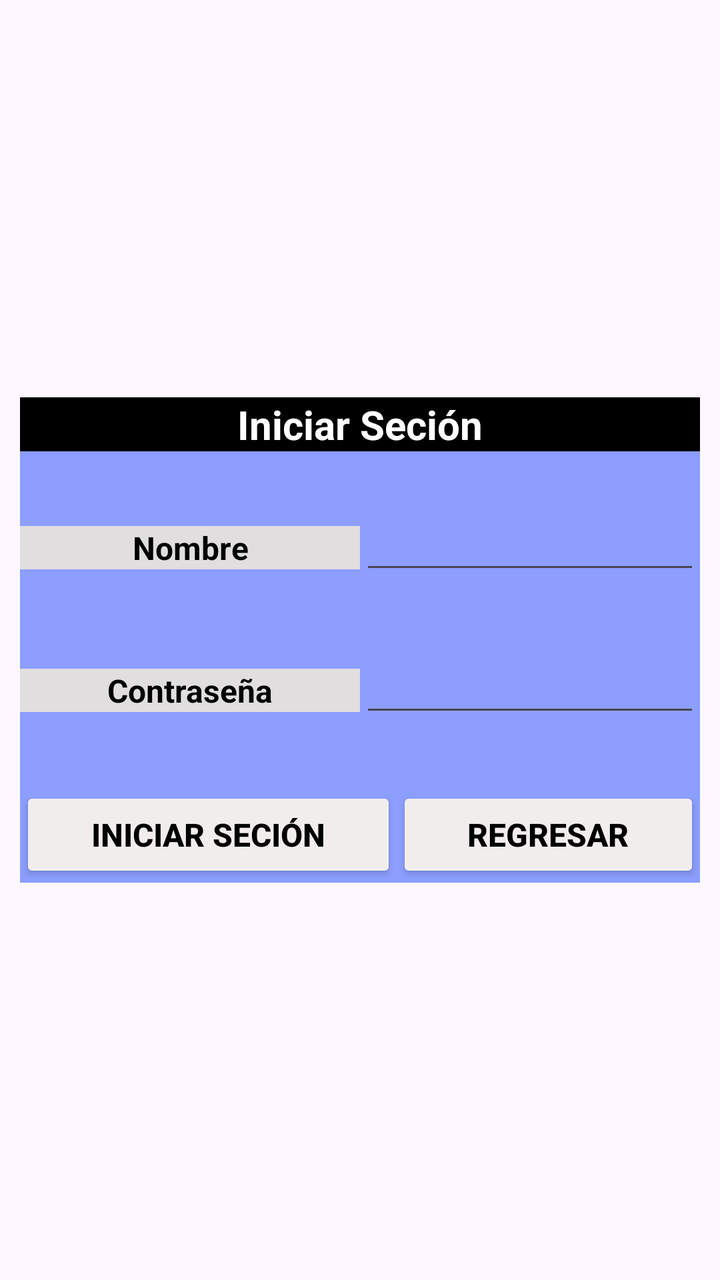
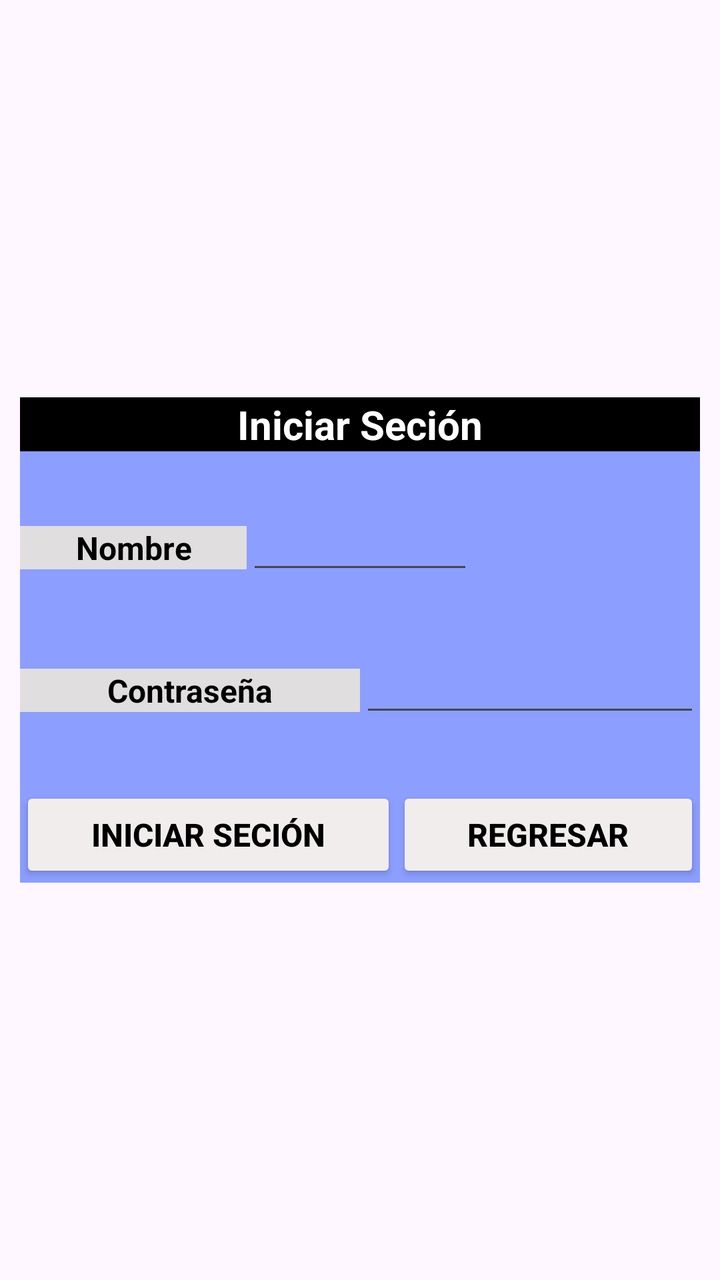

An Android layout rendered at two revisions. The XML below is the earlier revision; the diff shows what the commit changed to produce the second picture.
<!-- AndroidManifest.xml: application theme Theme.Titulacion -->
<!-- res/layout/activity_iniciar_s.xml -->
<?xml version="1.0" encoding="utf-8"?>
<androidx.constraintlayout.widget.ConstraintLayout xmlns:android="http://schemas.android.com/apk/res/android"
    xmlns:app="http://schemas.android.com/apk/res-auto"
    xmlns:tools="http://schemas.android.com/tools"
    android:id="@+id/main"
    android:layout_width="match_parent"
    android:layout_height="match_parent"
    tools:context=".IniciarS">

    <LinearLayout
        android:layout_width="match_parent"
        android:layout_height="wrap_content"
        android:layout_marginStart="10dp"
        android:layout_marginTop="10dp"
        android:layout_marginEnd="10dp"
        android:layout_marginBottom="10dp"
        android:background="#8C9EFF"
        android:orientation="vertical"
        app:layout_constraintBottom_toBottomOf="parent"
        app:layout_constraintEnd_toEndOf="parent"
        app:layout_constraintStart_toStartOf="parent"
        app:layout_constraintTop_toTopOf="parent">


        <TextView
            android:id="@+id/textView2"
            android:layout_width="match_parent"
            android:layout_height="wrap_content"
            android:background="#000000"
            android:gravity="center"
            android:text="@string/iniciar_1"
            android:textColor="#FFFFFF"
            android:textSize="20sp"
            android:textStyle="bold" />

        <Space
            android:layout_width="match_parent"
            android:layout_height="25dp" />

        <LinearLayout
            android:layout_width="match_parent"
            android:layout_height="wrap_content"
            android:orientation="horizontal">

            <TextView
                android:id="@+id/textView3"
                android:layout_width="match_parent"
                android:layout_height="wrap_content"
                android:layout_weight="1"
                android:background="#E0DEDE"
                android:gravity="center"
                android:text="@string/iniciar_2"
                android:textColor="#000000"
                android:textSize="16sp"
                android:textStyle="bold" />

            <EditText
                android:id="@+id/txtNombre"
                android:layout_width="match_parent"
                android:layout_height="wrap_content"
                android:layout_weight="1"
                android:ems="10"
                android:inputType="text"
                android:textColor="#000000"
                android:textStyle="bold" />

        </LinearLayout>

        <Space
            android:layout_width="match_parent"
            android:layout_height="30dp" />

        <LinearLayout
            android:layout_width="match_parent"
            android:layout_height="wrap_content"
            android:orientation="horizontal">

            <TextView
                android:id="@+id/textView4"
                android:layout_width="match_parent"
                android:layout_height="wrap_content"
                android:layout_weight="1"
                android:background="#E0DEDE"
                android:gravity="center"
                android:text="@string/iniciar_3"
                android:textColor="#000000"
                android:textSize="16sp"
                android:textStyle="bold" />

            <EditText
                android:id="@+id/txtContra"
                android:layout_width="match_parent"
                android:layout_height="wrap_content"
                android:layout_weight="1"
                android:ems="10"
                android:inputType="textPassword"
                android:textColor="#000000"
                android:textStyle="bold" />
        </LinearLayout>

        <Space
            android:layout_width="match_parent"
            android:layout_height="30dp" />

        <LinearLayout
            android:layout_width="match_parent"
            android:layout_height="wrap_content"
            android:orientation="horizontal">

            <Button
                android:id="@+id/btnIniciar"
                android:layout_width="wrap_content"
                android:layout_height="wrap_content"
                android:layout_weight="1"
                android:backgroundTint="#F2EDED"
                android:text="@string/iniciar_4"
                android:textColor="#000000"
                android:textSize="16sp"
                android:textStyle="bold" />

            <Button
                android:id="@+id/btnRegresar"
                android:layout_width="wrap_content"
                android:layout_height="wrap_content"
                android:layout_weight="1"
                android:backgroundTint="#F2EDED"
                android:text="@string/iniciar_5"
                android:textColor="#000000"
                android:textSize="16sp"
                android:textStyle="bold" />
        </LinearLayout>
    </LinearLayout>

</androidx.constraintlayout.widget.ConstraintLayout>
<!-- resources referenced by this layout -->
<resources>
  <string name="iniciar_1">Iniciar Seción</string>
  <string name="iniciar_2">Nombre</string>
  <string name="iniciar_3">Contraseña</string>
  <string name="iniciar_4">Iniciar Seción</string>
  <string name="iniciar_5">Regresar</string>
  <style name="Theme.Titulacion" parent="Base.Theme.Titulacion" />
  <style name="Base.Theme.Titulacion" parent="Theme.Material3.DayNight.NoActionBar">
          
          
      </style>
</resources>

<!-- the commit's change to res/layout/activity_iniciar_s.xml (unified diff, before → after) -->
@@ -62,6 +62,15 @@
                 android:ems="10"
                 android:inputType="text"
                 android:textColor="#000000"
+                android:textStyle="bold" />
+
+            <TextView
+                android:id="@+id/lblNi"
+                android:layout_width="match_parent"
+                android:layout_height="wrap_content"
+                android:layout_weight="1"
+                android:textColor="#000000"
+                android:textSize="16sp"
                 android:textStyle="bold" />
 
         </LinearLayout>
